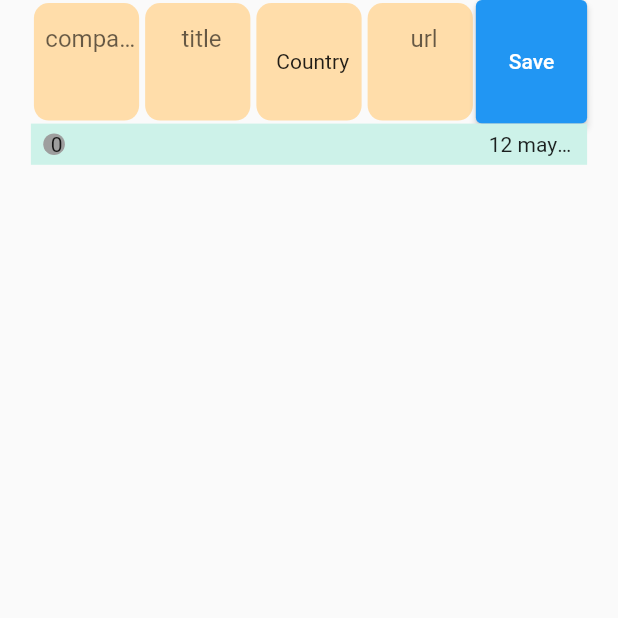
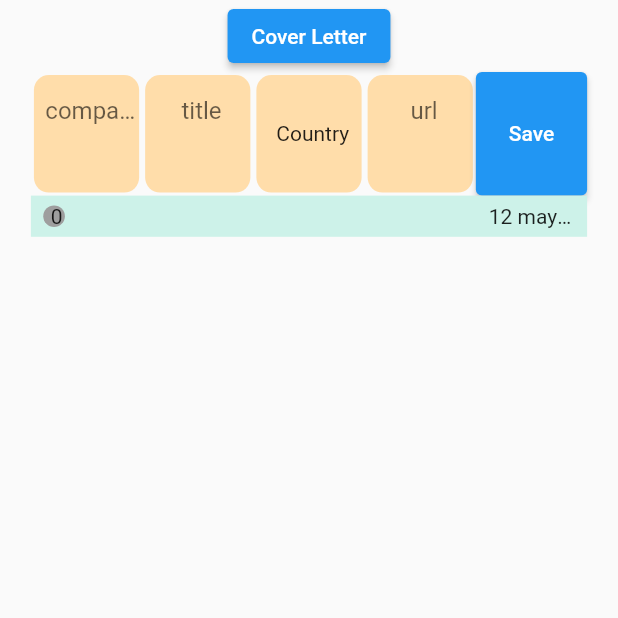
Before and after one commit to nikiforov5000/flutter_jobs_applications, a Flutter app: the screen it shows after launch, after a tap on "Save", on a phone screen of 412 x 824 dp, the top half of it. Run offline on Flutter 3.47's test engine with Material 2 defaults, Android fonts, the phone set to English and light mode, and no system bars; our stand-ins replace cloud_firestore, country_picker, firebase_core; accounts and stored records are empty.

Commit message:
added another status replied

```diff
--- a/lib/data/job_data.dart
+++ b/lib/data/job_data.dart
@@ -11,7 +11,7 @@ class JobData {
   static updateStatus(JobApplication jobApplication) {
     int newStatus = jobApplication.status ?? 0;
     newStatus++;
-    newStatus %= 3;
+    newStatus %= 4;
     jobApplication.status = newStatus;
     updateJob(jobApplication);
   }
--- /dev/null
+++ b/lib/models/generic_text.dart
@@ -0,0 +1,5 @@
+String enGenericText = '';
+
+
+
+String ruGenericText = '';
--- a/lib/screens/home_screen/home_screen.dart
+++ b/lib/screens/home_screen/home_screen.dart
@@ -1,4 +1,5 @@
 import 'package:flutter/material.dart';
+import 'package:flutter_jobs_applications/screens/home_screen/widgets/cover_letter_editor_button.dart';
 import 'package:flutter_jobs_applications/screens/home_screen/widgets/input_section.dart';
 import 'package:flutter_jobs_applications/screens/home_screen/widgets/jobs_stream_builder.dart';
 
@@ -12,7 +13,8 @@ class HomeScreen extends StatelessWidget {
     return Container(
       margin: EdgeInsets.symmetric(horizontal: spacer),
       child: Column(
-        children: const [
+        children: [
+          CoverLetterEditorButton(),
           InputSection(),
           JobsStreamBuilder(),
         ],
--- /dev/null
+++ b/lib/screens/home_screen/widgets/cover_letter_editor_button.dart
@@ -0,0 +1,14 @@
+import 'package:flutter/material.dart';
+import 'package:flutter_jobs_applications/screens/cover_letter_editor_screen/cover_letter_editor_screen.dart';
+
+class CoverLetterEditorButton extends StatelessWidget {
+
+  @override
+  Widget build(BuildContext context) {
+    return ElevatedButton(
+      onPressed: () {
+        Navigator.pushNamed(context, CoverLetterEditor.id);
+      },
+      child: Text('Cover Letter'),);
+  }
+}
--- a/lib/screens/home_screen/widgets/index_with_status.dart
+++ b/lib/screens/home_screen/widgets/index_with_status.dart
@@ -44,6 +44,10 @@ Color getStatusColor(JobApplication jobApplication) {
         {
           return Colors.green;
         }
+      case 3:
+        {
+          return Colors.teal;
+        }
     }
   }
   return Colors.grey;
```
Also changed, not shown: lib/models/cover_letter.dart (added, +19 -0 lines), lib/screens/cover_letter_editor_screen/cover_letter_editor_screen.dart (added, +13 -0 lines), 1 other file.
